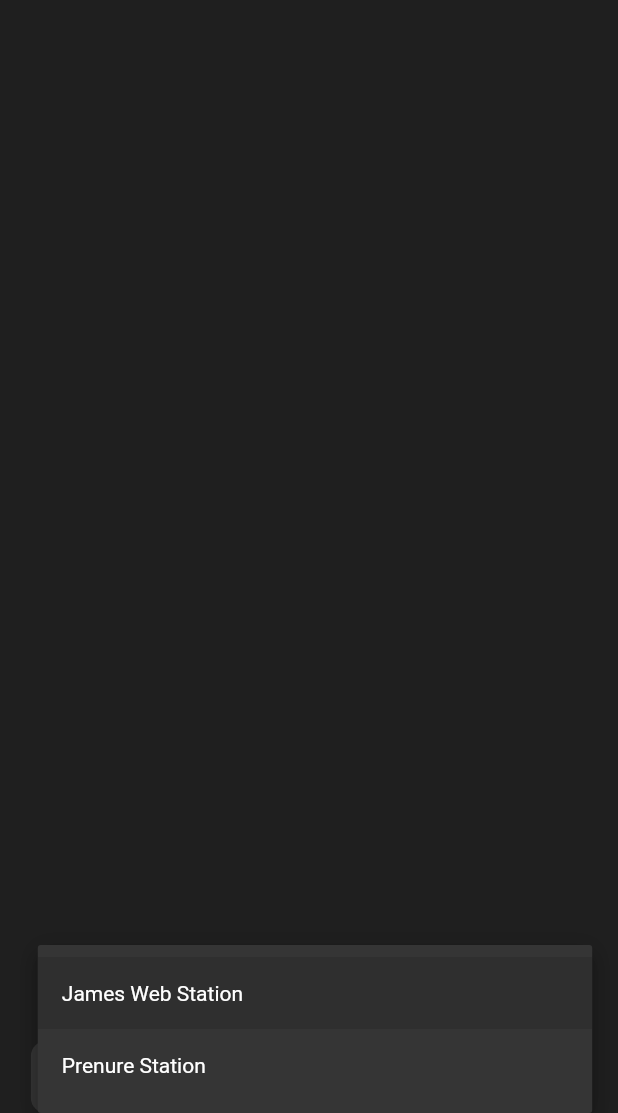
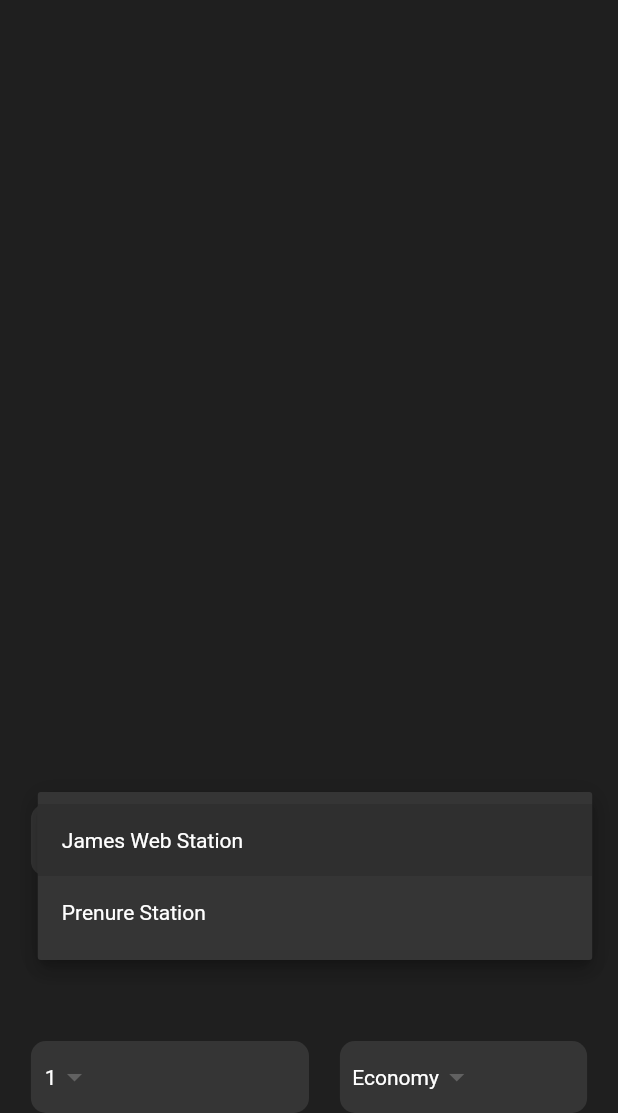
Before and after one commit to lesley-ayemi/go-moon-app, a Flutter app: the screen it shows after launch, after a tap on "James Web Station", on a phone screen of 412 x 824 dp, the part 123-1236 px from its top. Run offline on Flutter 3.47's test engine with Material 2 defaults, Android fonts, the phone set to English and light mode, and no system bars.

Commit message:
created a reuseable dropdown and row to contain two widgets

```diff
--- a/lib/pages/home_page.dart
+++ b/lib/pages/home_page.dart
@@ -1,4 +1,5 @@
 import 'package:flutter/material.dart';
+import 'package:go_moon/widgets/custom_dropdown_button.dart';
 // import 'package:flutter/painting.dart';
 
 class HomePage extends StatelessWidget {
@@ -22,7 +23,7 @@ class HomePage extends StatelessWidget {
             crossAxisAlignment: CrossAxisAlignment.start,
             children: [
               _pageTitle(),
-              _destinationDropDownWidget(),
+              _bookRideWidget(),
             ],
           ),
         ),
@@ -53,46 +54,46 @@ class HomePage extends StatelessWidget {
     );
   }
 
-  Widget _destinationDropDownWidget() {
-    List<String> _items = [
-      'James Web Station',
-      'Prenure Station',
-    ];
+  Widget _bookRideWidget() {
     return Container(
-      padding: EdgeInsets.symmetric(horizontal: _deviceWidth * 0.05),
-      width: _deviceWidth,
-      decoration: BoxDecoration(
-          color: const Color.fromRGBO(
-            53,
-            53,
-            53,
-            1.0,
-          ),
-          borderRadius: BorderRadius.circular(
-            10,
-          )),
-      child: DropdownButton(
-        value: _items.first,
-        onChanged: (_) {},
-        items: _items.map(
-          (e) {
-            return DropdownMenuItem(
-              child: Text(e),
-              value: e,
-            );
-          },
-        ).toList(),
-        underline: Container(),
-        dropdownColor: const Color.fromRGBO(
-          53,
-          53,
-          53,
-          1.0,
-        ),
-        style: const TextStyle(
-          color: Colors.white,
-        ),
+      height: _deviceHeight * 0.25,
+      child: Column(
+        mainAxisAlignment: MainAxisAlignment.spaceBetween,
+        mainAxisSize: MainAxisSize.max,
+        crossAxisAlignment: CrossAxisAlignment.center,
+        children: [
+          _destinationDropDownWidget(),
+          _travellersInformationWidget(),
+        ],
       ),
     );
   }
+
+  Widget _destinationDropDownWidget() {
+    return CustomDropDownButtonClass(
+      values: const [
+        'James Web Station',
+        'Prenure Station',
+      ],
+      width: _deviceWidth,
+    );
+  }
+
+  Widget _travellersInformationWidget() {
+    return Row(
+      mainAxisAlignment: MainAxisAlignment.spaceBetween,
+      mainAxisSize: MainAxisSize.max,
+      crossAxisAlignment: CrossAxisAlignment.center,
+      children: [
+        CustomDropDownButtonClass(
+          values: const ['1', '2', '3', '4'],
+          width: _deviceWidth * 0.45,
+        ),
+        CustomDropDownButtonClass(
+          values: const ['Economy', 'Business', 'First', 'Private'],
+          width: _deviceWidth * 0.40,
+        ),
+      ],
+    );
+  }
 }
--- /dev/null
+++ b/lib/widgets/custom_dropdown_button.dart
@@ -0,0 +1,48 @@
+import 'package:flutter/material.dart';
+
+class CustomDropDownButtonClass extends StatelessWidget {
+  List<String> values;
+  double width;
+
+  CustomDropDownButtonClass({required this.values, required this.width});
+
+  @override
+  Widget build(BuildContext context) {
+    return Container(
+      padding: EdgeInsets.symmetric(horizontal: width * 0.05),
+      width: width,
+      decoration: BoxDecoration(
+          color: const Color.fromRGBO(
+            53,
+            53,
+            53,
+            1.0,
+          ),
+          borderRadius: BorderRadius.circular(
+            10,
+          )),
+      child: DropdownButton(
+        value: values.first,
+        onChanged: (_) {},
+        items: values.map(
+          (e) {
+            return DropdownMenuItem(
+              child: Text(e),
+              value: e,
+            );
+          },
+        ).toList(),
+        underline: Container(),
+        dropdownColor: const Color.fromRGBO(
+          53,
+          53,
+          53,
+          1.0,
+        ),
+        style: const TextStyle(
+          color: Colors.white,
+        ),
+      ),
+    );
+  }
+}
```
